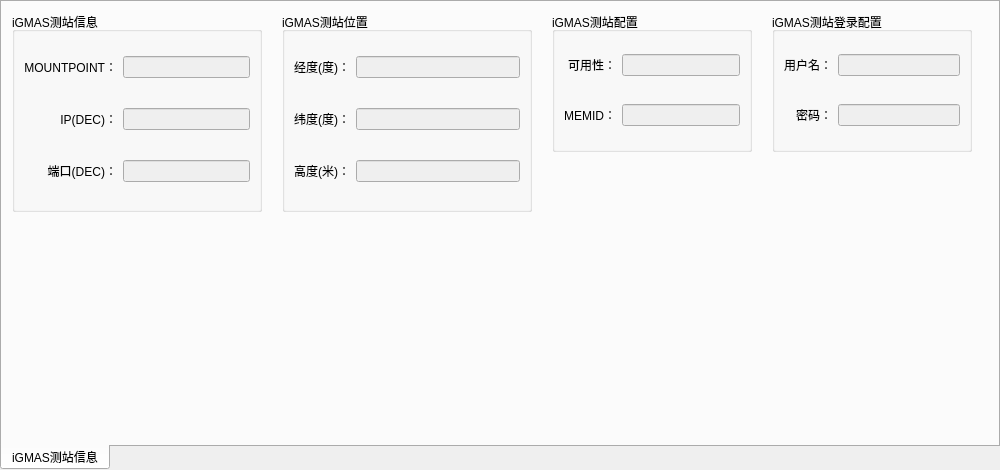
yanghang8612/SMAMMainUI, file widget/igmasstationinfo_widget.ui: the form before one commit.
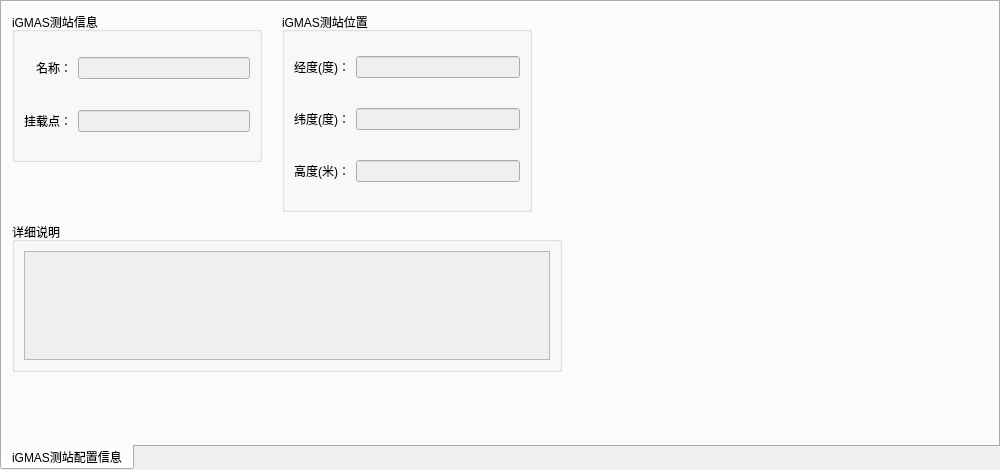
The form after the commit.

What changed in the file:
```diff
--- a/widget/igmasstationinfo_widget.ui
+++ b/widget/igmasstationinfo_widget.ui
@@ -21,7 +21,7 @@
   </property>
   <widget class="QWidget" name="tab">
    <attribute name="title">
-    <string>iGMAS测站信息</string>
+    <string>iGMAS测站配置信息</string>
    </attribute>
    <widget class="QGroupBox" name="groupBox">
     <property name="geometry">
@@ -29,7 +29,7 @@
       <x>10</x>
       <y>10</y>
       <width>250</width>
-      <height>200</height>
+      <height>150</height>
      </rect>
     </property>
     <property name="title">
@@ -42,33 +42,10 @@
      <property name="bottomMargin">
       <number>0</number>
      </property>
-     <item row="0" column="0">
+     <item row="1" column="0">
       <widget class="QLabel" name="label">
        <property name="text">
-        <string>MOUNTPOINT：</string>
-       </property>
-       <property name="alignment">
-        <set>Qt::AlignRight|Qt::AlignTrailing|Qt::AlignVCenter</set>
-       </property>
-      </widget>
-     </item>
-     <item row="0" column="1">
-      <widget class="QLineEdit" name="stationMountEdit">
-       <property name="enabled">
-        <bool>false</bool>
-       </property>
-       <property name="cursor">
-        <cursorShape>ArrowCursor</cursorShape>
-       </property>
-       <property name="readOnly">
-        <bool>false</bool>
-       </property>
-      </widget>
-     </item>
-     <item row="1" column="0">
-      <widget class="QLabel" name="label_2">
-       <property name="text">
-        <string>IP(DEC)：</string>
+        <string>挂载点：</string>
        </property>
        <property name="alignment">
         <set>Qt::AlignRight|Qt::AlignTrailing|Qt::AlignVCenter</set>
@@ -83,23 +60,23 @@
        <property name="cursor">
         <cursorShape>ArrowCursor</cursorShape>
        </property>
-       <property name="styleSheet">
-        <string notr="true"/>
+       <property name="readOnly">
+        <bool>false</bool>
        </property>
       </widget>
      </item>
-     <item row="2" column="0">
+     <item row="0" column="0">
       <widget class="QLabel" name="label_3">
        <property name="text">
-        <string>端口(DEC)：</string>
+        <string>名称：</string>
        </property>
        <property name="alignment">
         <set>Qt::AlignRight|Qt::AlignTrailing|Qt::AlignVCenter</set>
        </property>
       </widget>
      </item>
-     <item row="2" column="1">
-      <widget class="QLineEdit" name="stationPortEdit">
+     <item row="0" column="1">
+      <widget class="QLineEdit" name="stationNameEdit">
        <property name="enabled">
         <bool>false</bool>
        </property>
@@ -200,34 +177,18 @@
    <widget class="QGroupBox" name="groupBox_3">
     <property name="geometry">
      <rect>
-      <x>550</x>
-      <y>10</y>
-      <width>200</width>
-      <height>140</height>
+      <x>10</x>
+      <y>220</y>
+      <width>550</width>
+      <height>150</height>
      </rect>
     </property>
     <property name="title">
-     <string>iGMAS测站配置</string>
+     <string>详细说明</string>
     </property>
-    <layout class="QGridLayout" name="gridLayout_3">
-     <property name="topMargin">
-      <number>0</number>
-     </property>
-     <property name="bottomMargin">
-      <number>0</number>
-     </property>
-     <item row="0" column="0">
-      <widget class="QLabel" name="label_7">
-       <property name="text">
-        <string>可用性：</string>
-       </property>
-       <property name="alignment">
-        <set>Qt::AlignRight|Qt::AlignTrailing|Qt::AlignVCenter</set>
-       </property>
-      </widget>
-     </item>
-     <item row="0" column="1">
-      <widget class="QLineEdit" name="stationAvailableEdit">
+    <layout class="QVBoxLayout" name="verticalLayout_3">
+     <item>
+      <widget class="QTextEdit" name="detailEdit">
        <property name="enabled">
         <bool>false</bool>
        </property>
@@ -236,99 +197,6 @@
        </property>
        <property name="readOnly">
         <bool>false</bool>
-       </property>
-      </widget>
-     </item>
-     <item row="1" column="1">
-      <widget class="QLineEdit" name="stationMemIDEdit">
-       <property name="enabled">
-        <bool>false</bool>
-       </property>
-       <property name="cursor">
-        <cursorShape>ArrowCursor</cursorShape>
-       </property>
-       <property name="styleSheet">
-        <string notr="true"/>
-       </property>
-      </widget>
-     </item>
-     <item row="1" column="0">
-      <widget class="QLabel" name="label_8">
-       <property name="text">
-        <string>MEMID：</string>
-       </property>
-       <property name="alignment">
-        <set>Qt::AlignRight|Qt::AlignTrailing|Qt::AlignVCenter</set>
-       </property>
-      </widget>
-     </item>
-    </layout>
-   </widget>
-   <widget class="QGroupBox" name="groupBox_4">
-    <property name="geometry">
-     <rect>
-      <x>770</x>
-      <y>10</y>
-      <width>200</width>
-      <height>140</height>
-     </rect>
-    </property>
-    <property name="title">
-     <string>iGMAS测站登录配置</string>
-    </property>
-    <layout class="QGridLayout" name="gridLayout_4">
-     <property name="topMargin">
-      <number>0</number>
-     </property>
-     <property name="bottomMargin">
-      <number>0</number>
-     </property>
-     <item row="0" column="0">
-      <widget class="QLabel" name="label_9">
-       <property name="text">
-        <string>用户名：</string>
-       </property>
-       <property name="alignment">
-        <set>Qt::AlignRight|Qt::AlignTrailing|Qt::AlignVCenter</set>
-       </property>
-      </widget>
-     </item>
-     <item row="0" column="1">
-      <widget class="QLineEdit" name="stationUserNameEdit">
-       <property name="enabled">
-        <bool>false</bool>
-       </property>
-       <property name="cursor">
-        <cursorShape>ArrowCursor</cursorShape>
-       </property>
-       <property name="readOnly">
-        <bool>false</bool>
-       </property>
-      </widget>
-     </item>
-     <item row="1" column="1">
-      <widget class="QLineEdit" name="stationPasswordEdit">
-       <property name="enabled">
-        <bool>false</bool>
-       </property>
-       <property name="cursor">
-        <cursorShape>ArrowCursor</cursorShape>
-       </property>
-       <property name="styleSheet">
-        <string notr="true"/>
-       </property>
-       <property name="echoMode">
-        <enum>QLineEdit::Password</enum>
-       </property>
-      </widget>
-     </item>
-     <item row="1" column="0">
-      <widget class="QLabel" name="label_10">
-       <property name="text">
-        <string>密码：</string>
-       </property>
-       <property name="alignment">
-        <set>Qt::AlignRight|Qt::AlignTrailing|Qt::AlignVCenter</set>
        </property>
       </widget>
      </item>
```
Left out of the diff: 17 changed lines with no effect on the pictures.
